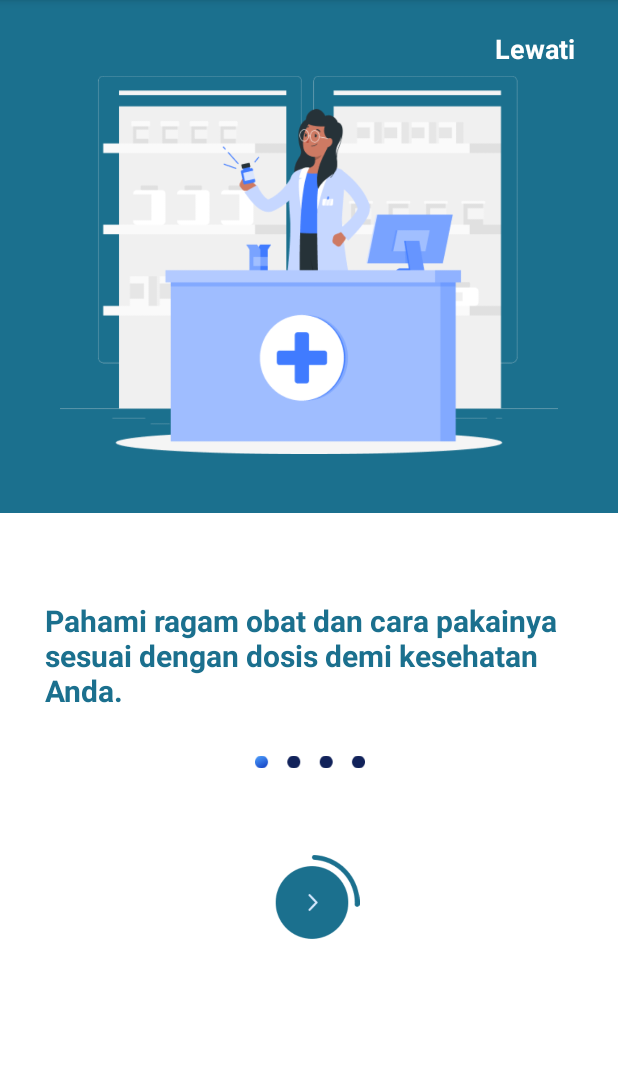
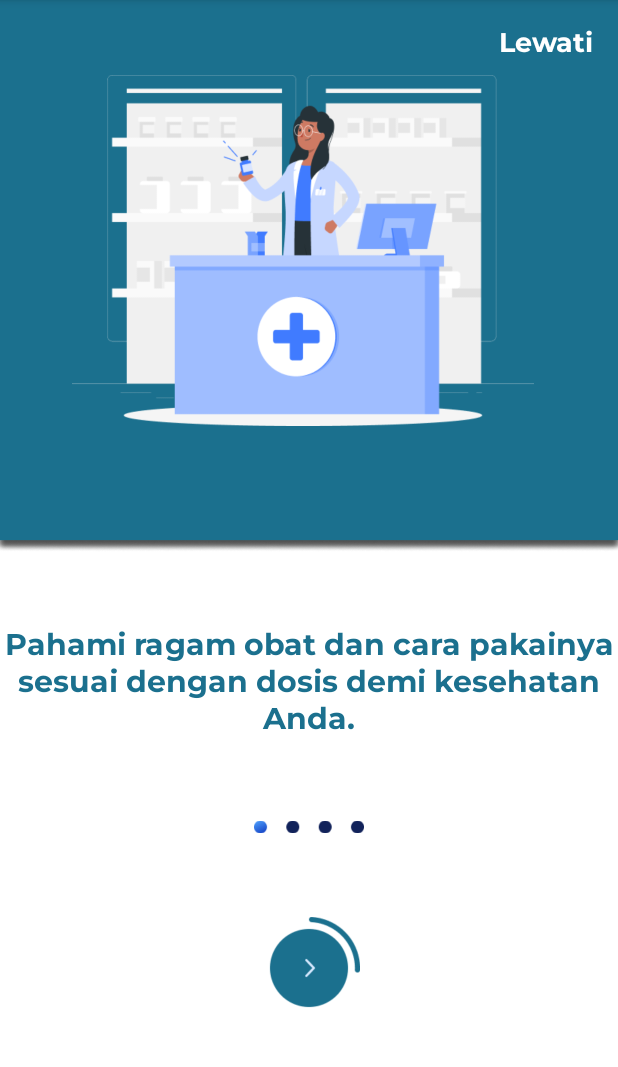
Before and after one commit to flanker0507/aplikasi-meddy, an Android app: the fragment OnboardingFragment shown on its own in the app's theme, on a phone screen of 412 x 824 dp, the part 84-1151 px from its top. Run offline under Robolectric (Android 15) with nearby library versions, the phone set to English and light mode, and no system bars; 1 statement that could not run was skipped.

Commit message:
change onboarding 1 layout to constraint

```diff
--- a/app/src/main/java/com/example/aplikasimeddy/SplashscreenActivity.kt
+++ b/app/src/main/java/com/example/aplikasimeddy/SplashscreenActivity.kt
@@ -1,11 +1,13 @@
 package com.example.aplikasimeddy
 
+import android.annotation.SuppressLint
 import android.content.Intent
 import androidx.appcompat.app.AppCompatActivity
 import android.os.Bundle
 import android.os.Handler
 import android.os.Looper
 
+@SuppressLint("CustomSplashScreen")
 class SplashscreenActivity : AppCompatActivity() {
     override fun onCreate(savedInstanceState: Bundle?) {
         super.onCreate(savedInstanceState)
--- a/app/src/main/res/layout/fragment_onboarding.xml
+++ b/app/src/main/res/layout/fragment_onboarding.xml
@@ -1,5 +1,5 @@
 <?xml version="1.0" encoding="utf-8"?>
-<RelativeLayout xmlns:android="http://schemas.android.com/apk/res/android"
+<androidx.constraintlayout.widget.ConstraintLayout xmlns:android="http://schemas.android.com/apk/res/android"
     xmlns:app="http://schemas.android.com/apk/res-auto"
     xmlns:tools="http://schemas.android.com/tools"
     android:layout_width="match_parent"
@@ -7,66 +7,74 @@
     tools:context=".OnboardingFragment">
 
     <FrameLayout
+        android:id="@+id/bg_frame"
         android:layout_width="match_parent"
-        android:layout_height="wrap_content">
-
-        <ImageView
-            android:id="@+id/imageView"
-            android:layout_width="match_parent"
-            android:layout_height="342dp"
-            android:scaleType="centerCrop"
-            app:srcCompat="@drawable/img_12" />
+        android:layout_height="368dp"
+        android:background="@drawable/img_12"
+        android:contentDescription="@string/img_background"
+        app:layout_constraintStart_toStartOf="parent"
+        app:layout_constraintTop_toTopOf="parent"
+        app:layout_constraintEnd_toEndOf="parent">
 
         <ImageView
             android:id="@+id/imageView2"
-            android:layout_width="wrap_content"
-            android:layout_height="253dp"
-            android:layout_marginLeft="40dp"
+            android:layout_width="308dp"
+            android:layout_height="234dp"
+            android:layout_marginHorizontal="48dp"
             android:layout_marginTop="50dp"
-            android:layout_marginRight="40dp"
-            android:src="@drawable/img_8" />
+            android:src="@drawable/img_8"
+            android:contentDescription="@string/img_character1"/>
     </FrameLayout>
 
     <TextView
-        android:id="@+id/textView"
+        android:id="@+id/tv_lewati"
         android:layout_width="wrap_content"
         android:layout_height="wrap_content"
-        android:text="Lewati"
-        android:textStyle="bold"
+        android:text="@string/lewati"
+        android:fontFamily="@font/montserrat_bold"
         android:textSize="18sp"
-        android:layout_marginTop="20dp"
-        android:layout_marginLeft="330dp"
-        android:textColor="#FFFFFF"/>
+        android:layout_marginTop="16dp"
+        android:layout_marginEnd="16dp"
+        android:textColor="@color/white"
+        app:layout_constraintTop_toTopOf="parent"
+        app:layout_constraintEnd_toEndOf="parent"/>
 
     <TextView
-        android:id="@+id/textView2"
+        android:id="@+id/tv_desc_onboarding1"
         android:layout_width="wrap_content"
         android:layout_height="wrap_content"
-        android:layout_marginLeft="30dp"
-        android:layout_marginTop="400dp"
-        android:layout_marginRight="30dp"
-        android:textColor="#1B708E"
+        android:layout_marginTop="48dp"
+        android:layout_marginHorizontal="16dp"
+        android:textColor="@color/primary"
         android:textSize="20sp"
-        android:textStyle="bold"
-        android:text="Pahami ragam obat dan cara pakainya sesuai dengan dosis demi kesehatan Anda."/>
+        android:fontFamily="@font/montserrat_bold"
+        android:textAlignment="center"
+        android:text="@string/desc_onboarding1"
+        app:layout_constraintTop_toBottomOf="@+id/bg_frame"
+        app:layout_constraintStart_toStartOf="parent"
+        app:layout_constraintEnd_toEndOf="parent"/>
 
     <ImageView
         android:id="@+id/imageButton1"
         android:layout_width="73dp"
         android:layout_height="wrap_content"
-        android:layout_marginLeft="170dp"
-        android:layout_marginTop="500dp"
-        android:layout_marginRight="150dp"
-        app:srcCompat="@drawable/img_13" />
+        android:layout_marginTop="0dp"
+        android:contentDescription="@string/dot"
+        app:srcCompat="@drawable/img_13"
+        app:layout_constraintTop_toBottomOf="@+id/tv_desc_onboarding1"
+        app:layout_constraintBottom_toTopOf="@+id/imageButton"
+        app:layout_constraintStart_toStartOf="parent"
+        app:layout_constraintEnd_toEndOf="parent" />
 
     <ImageView
         android:id="@+id/imageButton"
-        android:layout_width="85dp"
-        android:layout_height="63dp"
-        android:layout_marginLeft="165dp"
-        android:layout_marginTop="570dp"
-        app:srcCompat="@drawable/img_1" />
+        android:layout_width="68dp"
+        android:layout_height="68dp"
+        android:layout_marginTop="120dp"
+        android:contentDescription="@string/img_next1"
+        app:srcCompat="@drawable/img_1"
+        app:layout_constraintTop_toBottomOf="@+id/tv_desc_onboarding1"
+        app:layout_constraintEnd_toEndOf="parent"
+        app:layout_constraintStart_toStartOf="parent" />
 
-
-
-</RelativeLayout>
+</androidx.constraintlayout.widget.ConstraintLayout>
--- a/app/src/main/res/values/colors.xml
+++ b/app/src/main/res/values/colors.xml
@@ -6,8 +6,6 @@
     <color name="teal_200">#FF03DAC5</color>
     <color name="teal_700">#FF018786</color>
     <color name="black">#FF000000</color>
-    <color name="white">#FFFFFFFF</color>
-
 
     <!-- Color Style Meddy -->
     <color name="primary">#1B708E</color>
@@ -15,4 +13,5 @@
     <color name="secondary">#F5F5F5</color>
     <color name="grey">#50979797</color>
     <color name="text">#000000</color>
+    <color name="white">#FFFFFFFF</color>
 </resources>
--- a/app/src/main/res/values/strings.xml
+++ b/app/src/main/res/values/strings.xml
@@ -4,11 +4,22 @@
     <!-- TODO: Remove or change this placeholder text -->
     <string name="hello_blank_fragment">Hello blank fragment</string>
 
-    <!-- Content Description   -->
+    <!-- Content Desc Splashscreen   -->
     <string name="logo_splashscreen">Logo Splashscreen</string>
 
-    <!-- Content -->
+    <!-- Splash Screen -->
     <string name="logo_name">MEDDY</string>
+
+    <!-- Content Desc Onboarding 1 -->
+    <string name="img_background">Background Frame</string>
+    <string name="img_character1">Character Onboarding 1</string>
+    <string name="dot">Dot to Slide</string>
+    <string name="img_next1">Next 1</string>
+
+    <!-- Onboading 1 -->
+    <string name="lewati">Lewati</string>
+    <string name="desc_onboarding1">Pahami ragam obat dan cara pakainya sesuai dengan dosis demi kesehatan Anda.</string>
+
 
 
 </resources>
```
